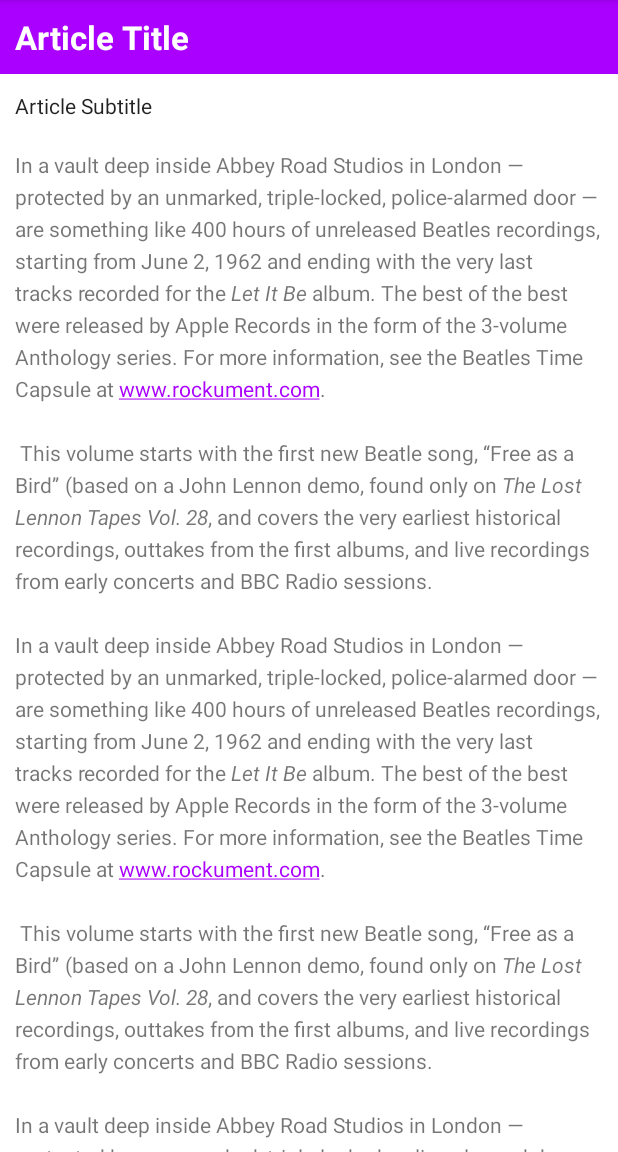
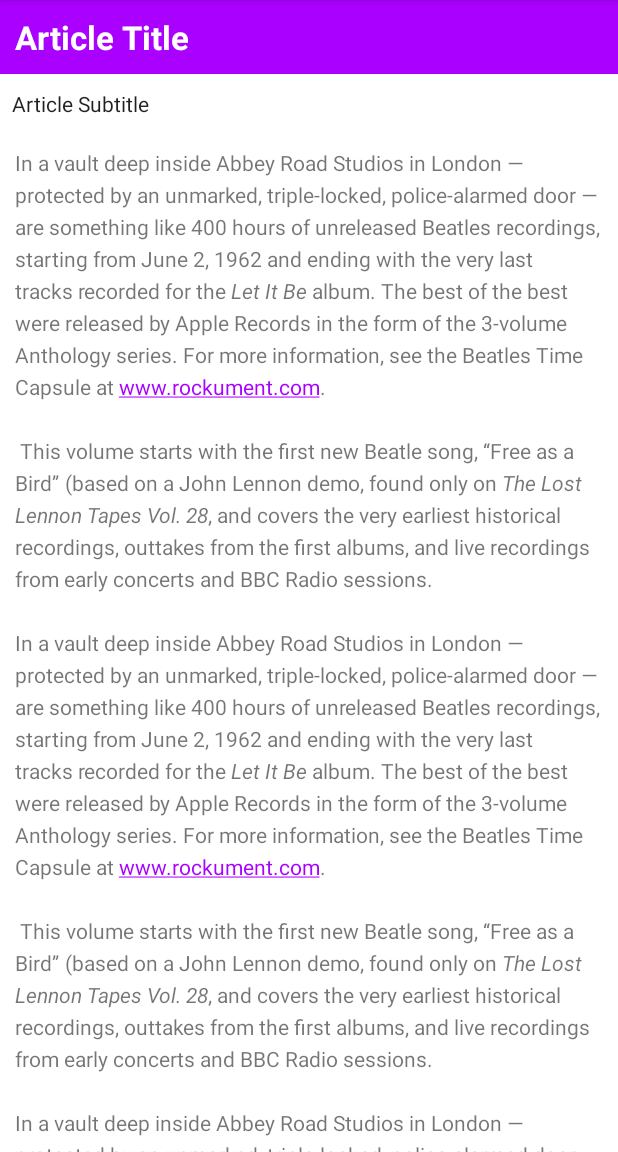
Before and after one commit to jmmp00/ScrolingText, an Android app: the screen it shows after launch (MainActivity), on a phone screen of 412 x 824 dp, the part 84-1236 px from its top. Run offline under Robolectric (Android 15) with nearby library versions, the phone set to English and light mode, and no system bars.

Commit message:
Small corrections - Last version

```diff
--- a/app/src/main/res/layout/activity_main.xml
+++ b/app/src/main/res/layout/activity_main.xml
@@ -17,13 +17,14 @@
         android:textColor="@android:color/white"
         android:textStyle="bold" />
 
+
     <ScrollView
         android:layout_width="match_parent"
-        android:layout_height="681dp"
-        android:layout_below="@+id/article_heading"
+        android:layout_height="632dp"
         android:layout_alignParentBottom="true"
-        android:layout_marginTop="1dp"
-        android:layout_marginBottom="0dp">
+        android:layout_marginTop="0dp"
+        android:layout_marginBottom="0dp"
+        android:layout_below="@+id/article_heading">
 
         <LinearLayout
             android:layout_width="match_parent"
@@ -34,6 +35,12 @@
                 android:id="@+id/article_subheading"
                 android:layout_width="match_parent"
                 android:layout_height="wrap_content"
+
+                android:layout_alignParentStart="true"
+                android:layout_alignParentTop="true"
+                android:layout_centerHorizontal="true"
+                android:layout_marginStart="-2dp"
+                android:layout_marginTop="0dp"
                 android:layout_marginEnd="0dp"
                 android:padding="@dimen/padding_regular"
                 android:text="@string/article_subtitle"
```
